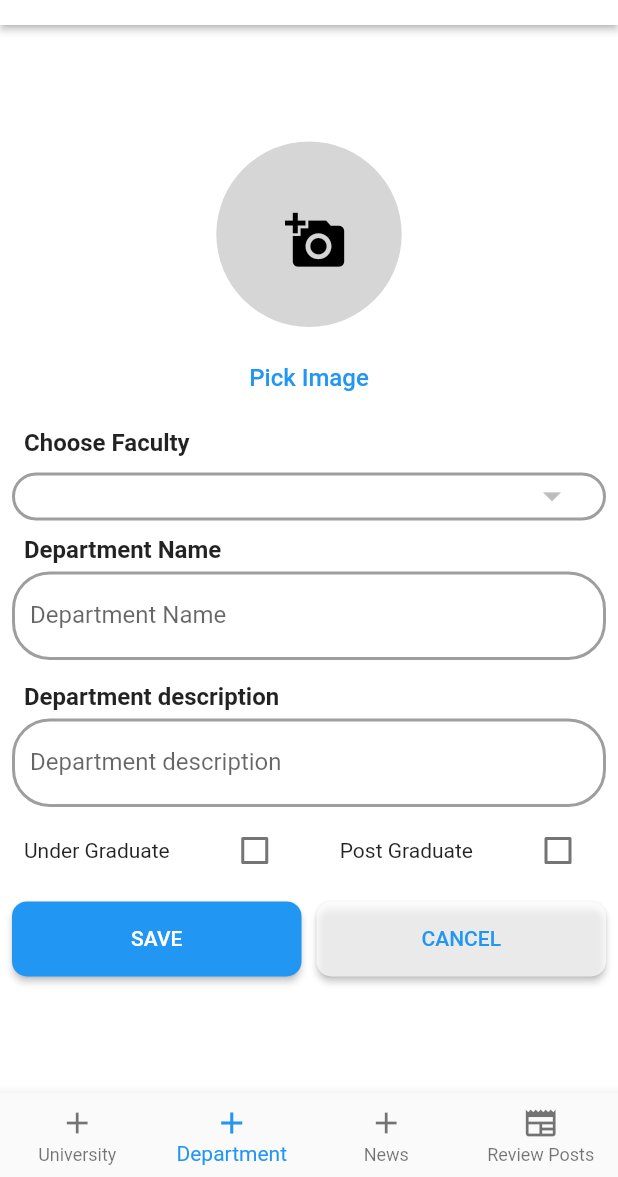
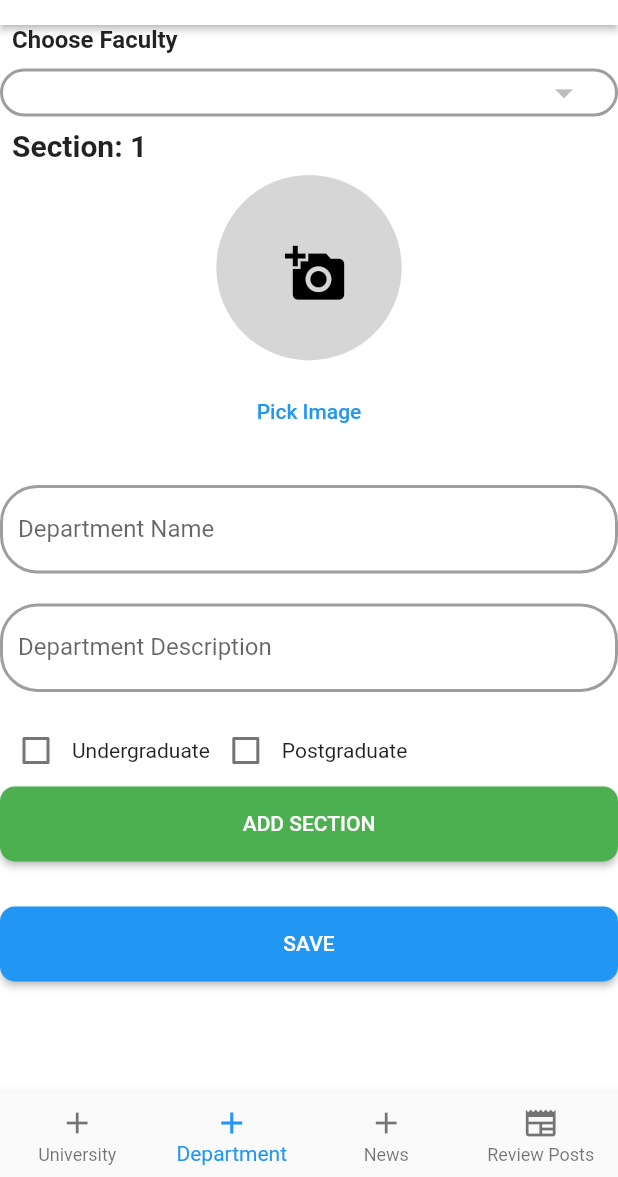
Before and after one commit to Hazem010h/admin_alex_uni, a Flutter app: the LayoutScreen screen opened directly, item 2 of the bottom bar chosen, after a tap on "Pick Image", on a phone screen of 412 x 824 dp, the part 59-1236 px from its top. Run offline on Flutter 3.47's test engine with Material 2 defaults, Android fonts, the phone set to English and light mode, and no system bars; our stand-ins replace another_flushbar, bloc, cloud_firestore, conditional_builder_null_safety, firebase_auth, firebase_core and 7 more; accounts and stored records are empty.

Commit message:
Adding many Departments for the same university  done

```diff
--- a/lib/cubit/app_cubit.dart
+++ b/lib/cubit/app_cubit.dart
@@ -67,7 +67,7 @@ class AppCubit extends Cubit<AppStates> {
 
   File? image;
   final picker = ImagePicker();
-  void pickImage() async {
+   pickImage() async {
     final pickedFile = await picker.pickImage(source: ImageSource.gallery);
     if (pickedFile != null) {
       image = File(pickedFile.path);
--- a/lib/screens/add_department_screen.dart
+++ b/lib/screens/add_department_screen.dart
@@ -1,13 +1,16 @@
+import 'dart:io';
+
 import 'package:admin_alex_uni/cubit/app_cubit.dart';
 import 'package:admin_alex_uni/cubit/app_states.dart';
 import 'package:admin_alex_uni/reusable_widgets.dart';
-import 'package:conditional_builder_null_safety/conditional_builder_null_safety.dart';
+import 'package:cloud_firestore/cloud_firestore.dart';
 import 'package:flutter/material.dart';
 import 'package:flutter_bloc/flutter_bloc.dart';
-import 'package:firebase_storage/firebase_storage.dart' as firabase_storage;
+import 'package:firebase_storage/firebase_storage.dart' as firebase_storage;
+import 'package:image_picker/image_picker.dart';
 
 class AddDepartmentScreen extends StatefulWidget {
-  AddDepartmentScreen({super.key});
+  AddDepartmentScreen({Key? key});
 
   @override
   State<AddDepartmentScreen> createState() => _AddDepartmentScreenState();
@@ -18,8 +21,23 @@ class _AddDepartmentScreenState extends State<AddDepartmentScreen> {
   TextEditingController departmentController = TextEditingController();
   bool isUploading = false;
   bool error = false;
-  bool underGraduateCheckbox = false;
-  bool postGraduateCheckbox = false;
+  int sectionNumber = 1;
+  final picker = ImagePicker();
+  List<File?> images = [];
+  List<String?> titles = [];
+  List<String?> descriptions = [];
+
+  // Variables for radio buttons
+  List<bool?> isUnderGraduateList = [];
+  List<bool?> isPostGraduateList = [];
+
+  @override
+  void initState() {
+    super.initState();
+    // Initialize the lists with default values
+    isUnderGraduateList.add(false);
+
+  }
 
   @override
   Widget build(BuildContext context) {
@@ -43,75 +61,17 @@ class _AddDepartmentScreenState extends State<AddDepartmentScreen> {
             AppCubit.get(context).image;
             nameController;
             departmentController;
-            underGraduateCheckbox = false;
-            postGraduateCheckbox = false;
+            isUnderGraduateList = [];
+            isUnderGraduateList = [];
             error = false;
           });
         }
       },
       builder: (context, state) {
         AppCubit cubit = AppCubit.get(context);
-
-        return Center(
-          child: Padding(
-            padding: const EdgeInsets.all(8.0),
-            child: SingleChildScrollView(
+        return SingleChildScrollView(
           child: Column(
             children: [
-                  CircleAvatar(
-                    radius: MediaQuery.of(context).size.width * 0.15,
-                    backgroundColor: cubit.image == null
-                        ? Colors.grey[350]
-                        : Theme.of(context).scaffoldBackgroundColor,
-                    child: cubit.image == null
-                        ? IconButton(
-                            onPressed: () {
-                              cubit.pickImage();
-                            },
-                            icon: Icon(
-                              Icons.add_a_photo,
-                              color: Colors.black,
-                              size: MediaQuery.of(context).size.width * 0.1,
-                            ),
-                          )
-                        : Image.file(
-                            cubit.image!,
-                            width: MediaQuery.of(context).size.width * 0.3,
-                            height: MediaQuery.of(context).size.width * 0.3,
-                          ),
-                  ),
-                  SizedBox(
-                    height: 10.0,
-                  ),
-                  if (cubit.image == null)
-                    TextButton(
-                      onPressed: () {
-                        cubit.pickImage();
-                      },
-                      child: Text(
-                        'Pick Image',
-                        style: TextStyle(
-                          color: Colors.blue,
-                          fontSize: 16.0,
-                        ),
-                      ),
-                    ),
-                  if (cubit.image != null)
-                    TextButton(
-                      onPressed: () {
-                        cubit.pickImage();
-                      },
-                      child: Text(
-                        'Change Image',
-                        style: TextStyle(
-                          color: Colors.blue,
-                          fontSize: 16.0,
-                        ),
-                      ),
-                    ),
-                  SizedBox(
-                    height: 10.0,
-                  ),
               Row(
                 children: [
                   Padding(
@@ -144,7 +104,7 @@ class _AddDepartmentScreenState extends State<AddDepartmentScreen> {
                   isExpanded: true,
                   borderRadius: BorderRadius.circular(25.0),
                   iconSize: 35,
-                      icon: Icon(
+                  icon: const Icon(
                     Icons.arrow_drop_down_sharp,
                     size: 28,
                   ),
@@ -164,157 +124,312 @@ class _AddDepartmentScreenState extends State<AddDepartmentScreen> {
                   },
                 ),
               ),
-                  SizedBox(
-                    height: 10.0,
+              ListView.separated(
+                shrinkWrap: true,
+                physics: const NeverScrollableScrollPhysics(),
+                itemBuilder: (context, index) {
+                  return buildDepartmentItem(context: context, index: index);
+                },
+                separatorBuilder: (context, index) {
+                  return const Divider(
+                    thickness: 1.0,
+                  );
+                },
+                itemCount: sectionNumber,
               ),
-                  Row(
-                    children: [
-                      Padding(
-                        padding: const EdgeInsets.symmetric(horizontal: 8.0),
-                        child: Text(
-                          'Department Name',
-                          style: TextStyle(
-                            fontSize: 16.0,
-                            fontWeight: FontWeight.bold,
-                          ),
-                        ),
-                      ),
-                    ],
-                  ),
-                  reusableTextFormField(
-                    label: 'Department Name',
-                    onTap: () {},
-                    controller: nameController,
-                    keyboardType: TextInputType.text,
-                  ),
-                  SizedBox(
-                    height: 10.0,
-                  ),
-                  Row(
-                    children: [
-                      Padding(
-                        padding: const EdgeInsets.symmetric(horizontal: 8.0),
-                        child: Text(
-                          'Department description',
-                          style: TextStyle(
-                            fontSize: 16.0,
-                            fontWeight: FontWeight.bold,
-                          ),
-                        ),
-                      ),
-                    ],
-                  ),
-                  reusableTextFormField(
-                    label: 'Department description',
-                    onTap: () {},
-                    controller: departmentController,
-                    keyboardType: TextInputType.text,
-                  ),
-                  Padding(
-                    padding: const EdgeInsets.symmetric(horizontal: 8.0),
-                    child: Row(
-                      mainAxisAlignment: MainAxisAlignment.spaceBetween,
-                      children: [
-                        Text('Under Graduate'),
-                        Checkbox(
-                          value: underGraduateCheckbox,
-                          onChanged: (value) {
+
+              reusableElevatedButton(
+                label: 'add section',
+                backColor: Colors.green,
+                function: () {
                   setState(() {
-                              underGraduateCheckbox = value!;
+                    sectionNumber++;
+                    // Add new items to the lists when adding a new section
+                    images.add(null);
+                    titles.add(null);
+                    descriptions.add(null);
+                    isUnderGraduateList.add(false);
+                    isPostGraduateList.add(false);
                   });
                 },
               ),
-                        Text('Post Graduate'),
-                        Checkbox(
-                          value: postGraduateCheckbox,
-                          onChanged: (value) {
+              const SizedBox(
+                height: 10,
+              ),
+              if (sectionNumber > 1)
+                reusableElevatedButton(
+                  label: 'delete section',
+                  backColor: Colors.red,
+                  function: () {
                     setState(() {
-                              postGraduateCheckbox = value!;
+                      sectionNumber--;
+                      // Remove the last items from the lists when deleting a section
+                      images.removeLast();
+                      titles.removeLast();
+                      descriptions.removeLast();
+                      isUnderGraduateList.removeLast();
+                      isPostGraduateList.removeLast();
                     });
                   },
                 ),
-                      ],
+              const SizedBox(
+                height: 10,
               ),
+              // Radio buttons for undergraduates and postgraduates
+
+              const SizedBox(
+                height: 10,
               ),
-                  SizedBox(
-                    height: 10.0,
-                  ),
-                  if (error)
-                    Text(
-                      'Select Image and Enter University Name',
-                      style: TextStyle(
-                        color: Colors.red,
-                        fontSize: 16.0,
-                      ),
-                    ),
-                  if (error)
-                    SizedBox(
-                      height: 10.0,
-                    ),
-                  ConditionalBuilder(
-                    condition: isUploading == false ||
-                        state is! CreateDepartmentLoadingState,
-                    builder: (context) => Row(
-                      children: [
-                        Expanded(
-                          child: reusableElevatedButton(
+              reusableElevatedButton(
                 label: 'Save',
-                            function: () {
-                              if (cubit.image != null &&
-                                  nameController.text.isNotEmpty &&
-                                  cubit.currentSelectedUniversity != null &&
-                                  (underGraduateCheckbox ||
-                                      postGraduateCheckbox) &&
-                                  departmentController.text.isNotEmpty) {
-                                setState(() {
-                                  isUploading = true;
-                                });
-                                cubit.uploadImage().then((value) {
-                                  cubit.createDepartment(
-                                    departmentImage: cubit.uploadedImageLink,
-                                    name: nameController.text,
-                                    underGraduate: underGraduateCheckbox,
-                                    postGraduate: postGraduateCheckbox,
-                                    description: departmentController.text,
-                                  );
-                                });
-                              } else {
-                                setState(() {
-                                  error = true;
-                                });
-                              }
+                function: () async {
+                  await uploadDepartments();
                 },
               ),
-                        ),
-                        SizedBox(
-                          width: 10.0,
-                        ),
-                        Expanded(
-                          child: reusableElevatedButton(
-                            label: 'Cancel',
-                            backColor: Colors.white70,
-                            textColor: Colors.blue,
-                            function: () {
-                              setState(() {
-                                cubit.image = null;
-                                nameController.clear();
-                                departmentController.clear();
-                              });
-                            },
-                          ),
-                        ),
             ],
-                    ),
-                    fallback: (context) => Center(
-                      child: CircularProgressIndicator(),
-                    ),
-                  ),
-                ],
-              ),
-            ),
           ),
         );
       },
     );
   }
+
+  Widget buildDepartmentItem({
+    required BuildContext context,
+    required int index,
+  }) {
+    TextEditingController departmentNameController = TextEditingController();
+    TextEditingController departmentDescriptionController =
+        TextEditingController();
+
+    if (sectionNumber > images.length) {
+      images.add(null);
+      descriptions.add(null);
+      titles.add(null);
+      isUnderGraduateList.add(false);
+      isPostGraduateList.add(false);
     }
+
+    departmentDescriptionController.text = descriptions[index] ?? '';
+    departmentNameController.text = titles[index] ?? '';
+
+    return Column(
+      crossAxisAlignment: CrossAxisAlignment.start,
+      children: [
+        Padding(
+          padding: const EdgeInsets.all(8.0),
+          child: Text(
+            'Section: ${index + 1}',
+            style: const TextStyle(
+              fontSize: 20,
+              fontWeight: FontWeight.bold,
+            ),
+          ),
+        ),
+        Center(
+          child: CircleAvatar(
+            radius: MediaQuery.of(context).size.width * 0.15,
+            backgroundColor: images[index] == null
+                ? Colors.grey[350]
+                : Theme.of(context).scaffoldBackgroundColor,
+            child: images[index] == null
+                ? IconButton(
+                    onPressed: () {},
+                    icon: Icon(
+                      Icons.add_a_photo,
+                      color: Colors.black,
+                      size: MediaQuery.of(context).size.width * 0.1,
+                    ),
+                  )
+                : Image.file(images[index]!),
+          ),
+        ),
+        const SizedBox(
+          height: 10,
+        ),
+        Center(
+          child: TextButton(
+            onPressed: () async {
+              images[index] = await pickImage();
+              setState(() {
+                images;
+              });
+            },
+            child: const Text('Pick Image'),
+          ),
+        ),
+        const SizedBox(
+          height: 10,
+        ),
+        const SizedBox(
+          height: 10,
+        ),
+        reusableTextFormField(
+          label: 'Department Name',
+          onChanged: (value) {
+            titles[index] = value;
+            return null;
+          },
+          controller: departmentNameController,
+          keyboardType: TextInputType.text,
+          onTap: () {},
+        ),
+        const SizedBox(
+          height: 10,
+        ),
+        reusableTextFormField(
+          label: 'Department Description',
+          onChanged: (value) {
+            descriptions[index] = value;
+            return null;
+          },
+          controller: departmentDescriptionController,
+          keyboardType: TextInputType.text,
+          onTap: () {},
+        ),
+        const SizedBox(
+          height: 10,
+        ),
+        Row(
+          children: [
+            Checkbox(
+              value: isUnderGraduateList[index] ?? false,
+              onChanged: (value) {
+                setState(() {
+                  isUnderGraduateList[index] = value;
+                  if (value == true) {
+                    isPostGraduateList[index] = false;
+                  }
+                });
+              },
+            ),
+            Text('Undergraduate'),
+            Checkbox(
+              value: isPostGraduateList[index] ?? false,
+              onChanged: (value) {
+                setState(() {
+                  isPostGraduateList[index] = value;
+                  if (value == true) {
+                    isUnderGraduateList[index] = false;
+                  }
+                });
+              },
+            ),
+            Text('Postgraduate'),
+          ],
+        ),
+      ],
+    );
+  }
+
+
+  Future<File?> pickImage() async {
+    File? image;
+    final pickedFile = await picker.pickImage(source: ImageSource.gallery);
+    if (pickedFile != null) {
+      image = File(pickedFile.path);
+      return image;
+    } else {
+      print('No image selected.');
+      return null;
+    }
+  }
+
+  Future<void> uploadDepartments() async {
+    final firestore = FirebaseFirestore.instance;
+    final storage = firebase_storage.FirebaseStorage.instance;
+    final cubit = AppCubit.get(context);
+
+    try {
+      final universityId = cubit.currentSelectedUniversity?.uId;
+      if (universityId == null) {
+        print('University not selected.');
+        return;
+      }
+
+      // Create a reference to the department document
+      final departmentRef = firestore
+          .collection('Universities')
+          .doc(universityId)
+          .collection('Departments')
+          .doc(); // Generate a new document ID for the department
+
+      // Set the initial department data
+      await departmentRef.set({
+        'name': titles,
+        'description': descriptions,
+      });
+
+      // Create a batch to perform multiple writes atomically
+      WriteBatch batch = firestore.batch();
+
+      // Upload and attach images to the department document (similar to your existing code)
+      for (int i = 0; i < images.length; i++) {
+        final imageFile = images[i];
+        if (imageFile == null) {
+          continue;
+        }
+
+        final storageRef = storage.ref().child(
+            'Departments/${departmentRef.id}/${DateTime.now().millisecondsSinceEpoch}');
+        final uploadTask = storageRef.putFile(imageFile);
+        final snapshot = await uploadTask;
+        if (snapshot.state == firebase_storage.TaskState.success) {
+          final imageUrl = await storageRef.getDownloadURL();
+
+          // Update the department data with the image URL
+          batch.update(departmentRef, {
+            'images': FieldValue.arrayUnion([imageUrl]),
+            'name': FieldValue.arrayUnion([titles[i]]),
+            'description': FieldValue.arrayUnion([descriptions[i]]),
+            'isUndergraduate': FieldValue.arrayUnion([!isPostGraduateList[i]!]),
+            'isPostgraduate': FieldValue.arrayUnion([isPostGraduateList[i]]),
+
+          });
+        } else {
+          print('Error uploading image: ');
+        }
+      }
+
+      // Commit the batch to execute all writes atomically
+      await batch.commit();
+
+      // Reset form and state as needed
+      setState(() {
+        isUploading = false;
+        nameController.clear();
+        departmentController.clear();
+        // ... Reset other form fields and states ...
+      });
+    } catch (error) {
+      print('Error uploading department: $error');
+    }
+  }
+
+
+}
+
+//listner
+// if (state is CreateAdminSuccessState) {
+// if (state is CreateDepartmentSuccessState) {
+//   AppCubit.get(context).image = null;
+//   nameController.clear();
+//   departmentController.clear();
+//   setState(() {
+//     AppCubit.get(context).image;
+//     nameController;
+//     departmentController;
+//   });
+// }
+// if (state is AppChangeNavBarState) {
+//   AppCubit.get(context).image = null;
+//   nameController.clear();
+//   departmentController.clear();
+//   setState(() {
+//     AppCubit.get(context).image;
+//     nameController;
+//     departmentController;
+//     underGraduateCheckbox = false;
+//     postGraduateCheckbox = false;
+//     error = false;
+//   });
+// }
```
Lines whose indentation alone changed are shown as unchanged.
